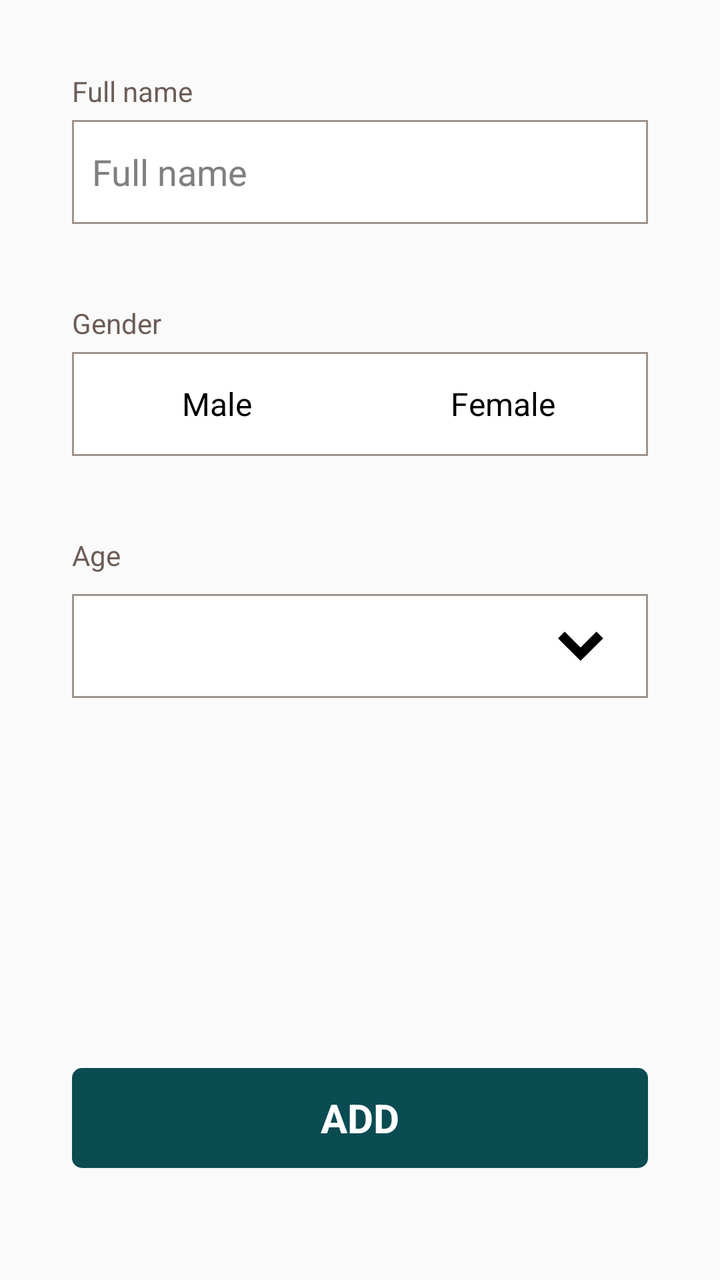
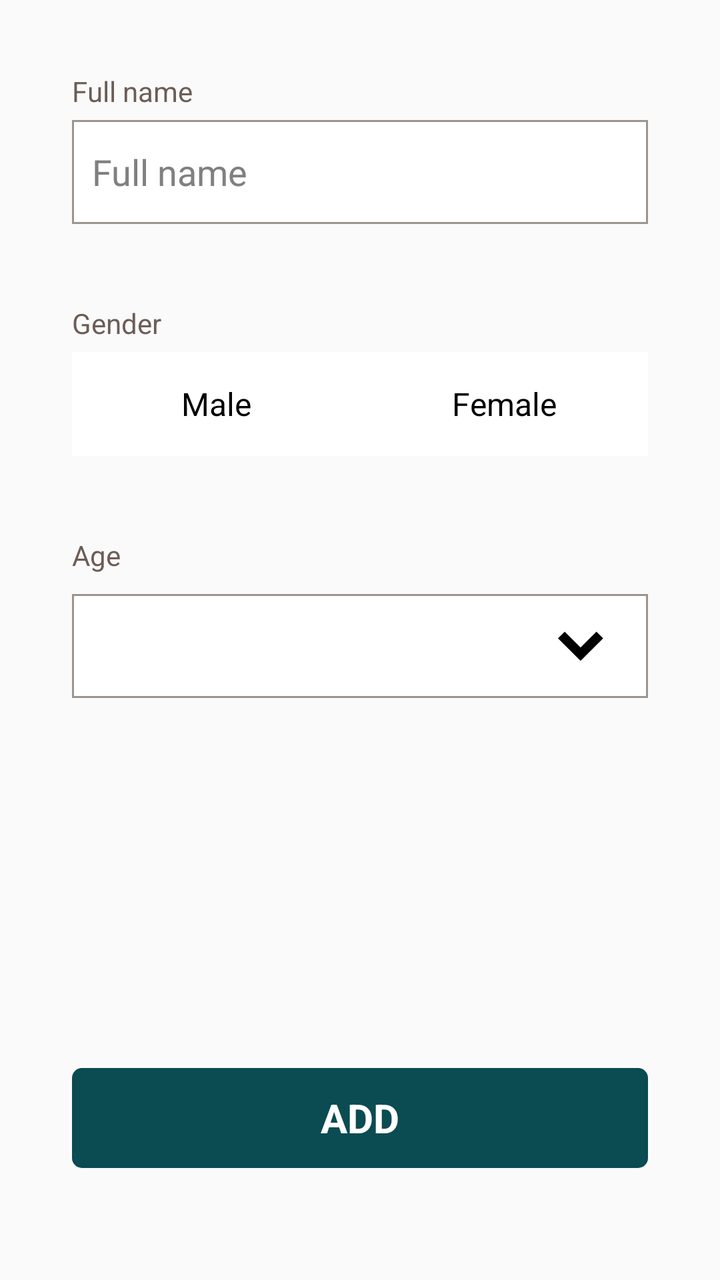

Two renders of the same Android screen: before a commit and after it. Below are the layout's source before the change and the commit's diff.
<!-- AndroidManifest.xml: application theme AppTheme -->
<!-- res/layout/activity_new_child.xml -->
<?xml version="1.0" encoding="utf-8"?>
<RelativeLayout xmlns:android="http://schemas.android.com/apk/res/android"
    android:layout_width="match_parent"
    android:layout_height="match_parent"
    android:background="@color/clmrs_bg"
    android:padding="@dimen/activity_vertical_margin">

    <LinearLayout
        android:layout_width="match_parent"
        android:layout_height="wrap_content"
        android:layout_above="@+id/addNewChildButton"
        android:layout_alignParentTop="true"
        android:orientation="vertical">

        <LinearLayout
            android:id="@+id/fullnameLayout"
            android:layout_width="match_parent"
            android:layout_height="wrap_content"
            android:layout_margin="20dp"
            android:background="@color/clmrs_bg"
            android:orientation="vertical">

            <TextView
                android:layout_width="match_parent"
                android:layout_height="wrap_content"
                android:layout_marginBottom="5dp"
                android:text="@string/full_name"
                android:textColor="@color/clmrs_tv_grey" />

            <EditText
                android:id="@+id/fullnameEditText"
                android:layout_width="match_parent"
                android:layout_height="52dp"
                android:background="@drawable/border_grey_bg"
                android:hint="@string/full_name"
                android:inputType="textPersonName"
                android:paddingLeft="10dp"
                android:textColor="@android:color/black" />

        </LinearLayout>

        <LinearLayout
            android:id="@+id/genderLayout"
            android:layout_width="match_parent"
            android:layout_height="wrap_content"
            android:layout_margin="20dp"
            android:background="@color/clmrs_bg"
            android:orientation="vertical">

            <TextView
                android:layout_width="match_parent"
                android:layout_height="wrap_content"
                android:layout_marginBottom="5dp"
                android:text="@string/ofis_select_gender"
                android:textColor="@color/clmrs_tv_grey" />

            <LinearLayout
                android:layout_width="match_parent"
                android:layout_height="52dp"
                android:background="@drawable/border_grey_bg"
                android:orientation="horizontal"
                android:padding="1dp"
                android:weightSum="2">

                <android.support.v7.widget.AppCompatButton
                    android:id="@+id/maleButton"
                    android:layout_width="match_parent"
                    android:layout_height="52dp"
                    android:layout_gravity="center"
                    android:layout_weight="1"
                    android:background="@android:color/white"
                    android:gravity="center"
                    android:textColor="@android:color/black"
                    android:text="@string/gender_male" />

                <android.support.v7.widget.AppCompatButton
                    android:id="@+id/femaleButton"
                    android:layout_width="match_parent"
                    android:layout_height="52dp"
                    android:layout_gravity="center"
                    android:textColor="@android:color/black"
                    android:layout_weight="1"
                    android:background="@android:color/white"
                    android:gravity="center"
                    android:text="@string/gender_female" />

            </LinearLayout>
        </LinearLayout>

        <LinearLayout
            android:id="@+id/ageLayout"
            android:layout_width="match_parent"
            android:layout_height="wrap_content"
            android:layout_margin="20dp"

            android:background="@color/clmrs_bg"
            android:orientation="vertical">

            <TextView
                android:layout_width="match_parent"
                android:layout_height="wrap_content"
                android:text="@string/age"
                android:textColor="@color/clmrs_tv_grey" />

            <RelativeLayout
                android:layout_width="match_parent"
                android:layout_marginTop="10dp"
                android:background="@drawable/border_grey_bg"
                android:padding="1dp"
                android:layout_height="52dp">

                <Spinner
                    android:id="@+id/ageSpinner"
                    android:layout_width="match_parent"
                    android:background="@android:color/white"
                    android:layout_height="match_parent"
                    android:textColor="@android:color/black" />
                <ImageView
                    android:layout_width="wrap_content"
                    android:src="@drawable/ic_dropdown_arrow"
                    android:layout_alignParentRight="true"
                    android:layout_marginRight="20dp"
                    android:layout_centerVertical="true"
                    android:layout_height="wrap_content" />

            </RelativeLayout>

        </LinearLayout>
    </LinearLayout>


    <android.support.v7.widget.AppCompatButton
        android:id="@+id/addNewChildButton"
        android:layout_width="match_parent"
        android:layout_height="50dp"
        android:layout_alignParentBottom="true"
        android:layout_gravity="center"
        android:layout_marginLeft="20dp"
        android:layout_marginTop="40dp"
        android:layout_marginRight="20dp"
        android:layout_marginBottom="40dp"
        android:background="@drawable/btn_bg_add_child"
        android:gravity="center"
        android:text="@string/add"
        android:textAllCaps="true"
        android:textColor="@color/ofis_base_font_white"
        android:textSize="20dp"
        android:textStyle="bold" />

</RelativeLayout>
<!-- resources referenced by this layout -->
<resources>
  <color name="clmrs_bg">#FAFAFA</color>
  <color name="clmrs_tv_grey">#6C5D56</color>
  <color name="ofis_base_font_white">#ffffff</color>
  <dimen name="activity_vertical_margin">16dp</dimen>
  <!-- drawable border_grey_bg (drawable) -->
  <?xml version="1.0" encoding="utf-8"?>
  <shape xmlns:android="http://schemas.android.com/apk/res/android" android:shape="rectangle">
      <solid android:color="@color/ofis_base_font_white" />
      <stroke
          android:width="1dip"
          android:color="#9E948E" />
  </shape>
  <!-- drawable btn_bg_add_child (drawable) -->
  <shape xmlns:android="http://schemas.android.com/apk/res/android"
      android:shape="rectangle">
      <solid android:color="#0B4B52" />
      <corners android:radius="5dp" />
  </shape>
  <!-- drawable ic_dropdown_arrow (drawable) -->
  <vector android:height="24dp" android:viewportHeight="10"
      android:viewportWidth="10" android:width="24dp" xmlns:android="http://schemas.android.com/apk/res/android">
      <path android:fillColor="#FF000000" android:pathData="M4.7,8.1 L0,3.4 1.4,2 4.7,5.3 8,2l1.4,1.4Z"/>
  </vector>
  <string name="add">Add</string>
  <string name="age">Age</string>
  <string name="full_name">Full name</string>
  <string name="gender_female">Female</string>
  <string name="gender_male">Male</string>
  <string name="ofis_select_gender">Gender</string>
  <style name="AppTheme" parent="android:Theme.Holo.Light">
          
          <item name="android:spinnerItemStyle">@style/SpinnerItem</item>
          <item name="android:spinnerDropDownItemStyle">@style/SpinnerItem.DropDownItem</item>
          <item name="android:dropDownListViewStyle">@style/StandardSpinner</item>
          <item name="android:actionBarStyle">@style/AppTheme.ActionBarStyle</item>
      </style>
  <style name="SpinnerItem" parent="android:Widget.Holo.DropDownItem">
          <item name="android:textColor">@color/ofis_base_font_white</item>
          <item name="android:textSize">@dimen/ofis_spinner_text</item>
      </style>
  <style name="SpinnerItem.DropDownItem" parent="android:Widget.Holo.DropDownItem.Spinner">
          <item name="android:textColor">@color/ofis_text_field</item>
          <item name="android:background">@color/ofis_spinner_item_background</item>
      </style>
  <style name="StandardSpinner" parent="android:Widget.Holo.Light.ListView">
          <item name="android:dividerHeight">@dimen/ofis_spinner_itemseparator</item>
          <item name="android:divider">@color/ofis_spinner_divider</item>
      </style>
  <style name="AppTheme.ActionBarStyle" parent="android:Widget.Holo.Light.ActionBar">
          <item name="android:titleTextStyle">@style/AppTheme.ActionBar.TitleTextStyle</item>
      </style>
  <dimen name="ofis_spinner_text">14sp</dimen>
  <color name="ofis_text_field">#DE000000</color>
  <color name="ofis_spinner_item_background">@color/ofis_actionbar_background</color>
  <dimen name="ofis_spinner_itemseparator">1dp</dimen>
  <color name="ofis_spinner_divider">#ff333333</color>
  <style name="AppTheme.ActionBar.TitleTextStyle" parent="android:TextAppearance">
          <item name="android:textSize">@dimen/ofis_med_text</item>
      </style>
  <color name="ofis_actionbar_background">#dddddd</color>
  <dimen name="ofis_med_text">15sp</dimen>
</resources>

<!-- the commit's change to res/layout/activity_new_child.xml (unified diff, before → after) -->
@@ -57,15 +57,14 @@
             <LinearLayout
                 android:layout_width="match_parent"
                 android:layout_height="52dp"
-                android:background="@drawable/border_grey_bg"
                 android:orientation="horizontal"
-                android:padding="1dp"
+                android:gravity="center"
                 android:weightSum="2">
 
                 <android.support.v7.widget.AppCompatButton
                     android:id="@+id/maleButton"
                     android:layout_width="match_parent"
-                    android:layout_height="52dp"
+                    android:layout_height="match_parent"
                     android:layout_gravity="center"
                     android:layout_weight="1"
                     android:background="@android:color/white"
@@ -76,7 +75,7 @@
                 <android.support.v7.widget.AppCompatButton
                     android:id="@+id/femaleButton"
                     android:layout_width="match_parent"
-                    android:layout_height="52dp"
+                    android:layout_height="match_parent"
                     android:layout_gravity="center"
                     android:textColor="@android:color/black"
                     android:layout_weight="1"
